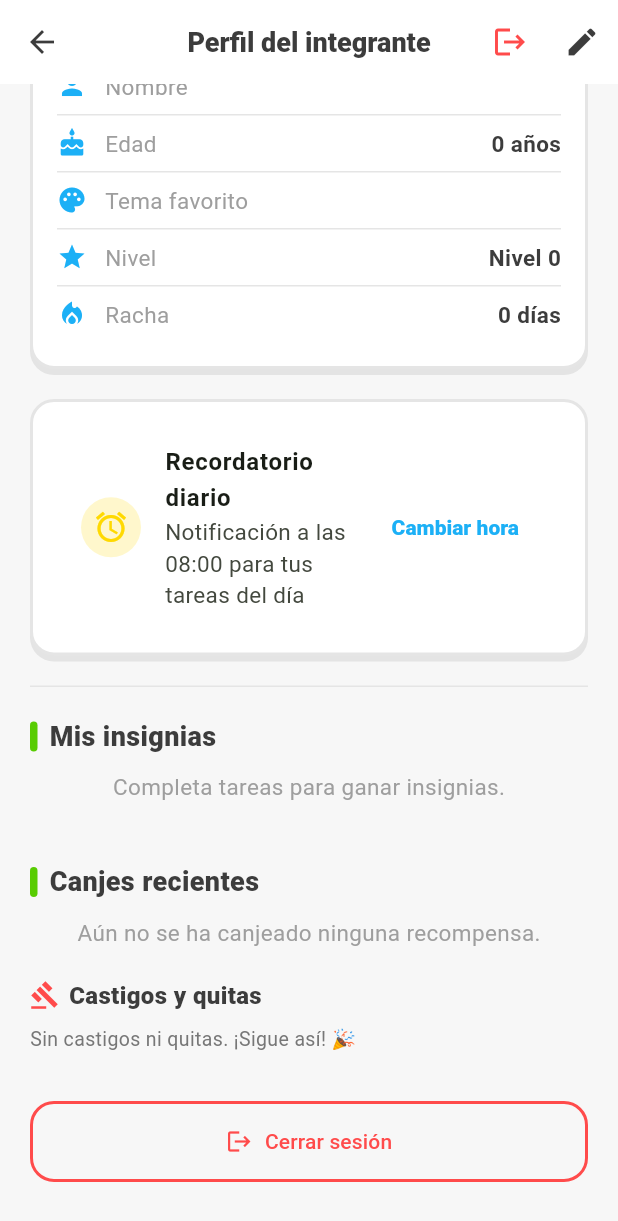
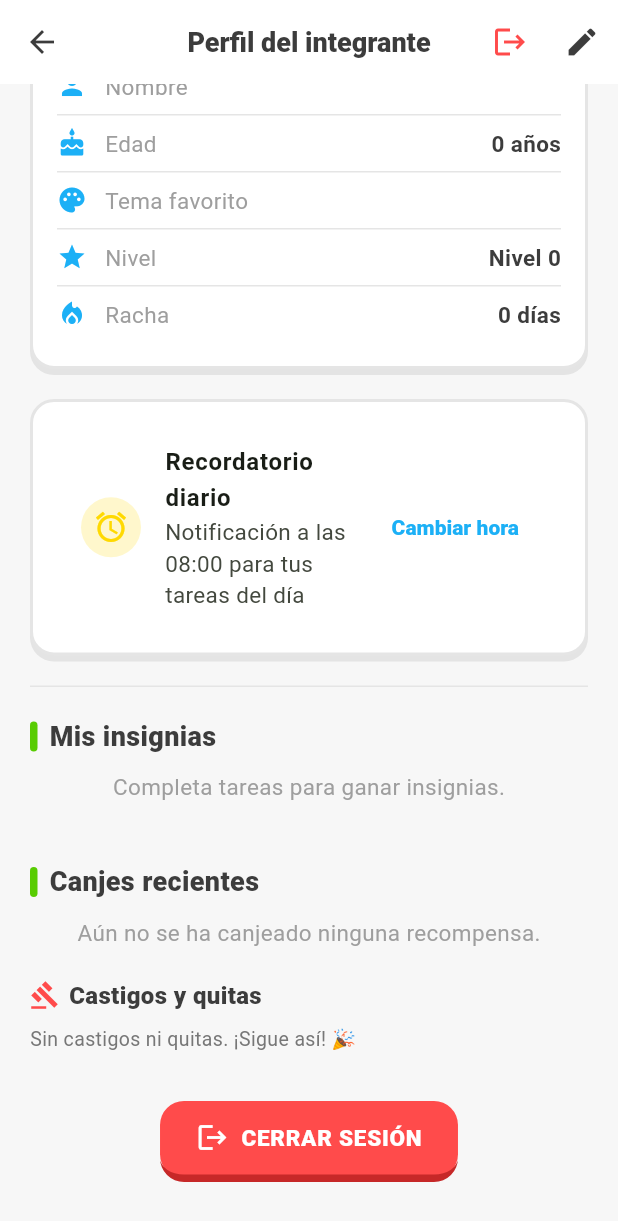
Before and after one commit to Legend-cop/hogarquest, a Flutter app: the ProfileScreen screen opened directly, scrolled down 302 dp, on a phone screen of 412 x 824 dp. Shown: the top 1221 px of the screen. Run offline on Flutter 3.47's test engine with Material 3 defaults, Android fonts, the phone set to English and light mode, and no system bars; our stand-ins replace audioplayers, flutter_local_notifications, image_picker, shared_preferences, timezone; missing offline and left inert: dart:html; accounts and stored records are empty; network calls fail.

Commit message:
Deploy nube: web y APK actualizados + UI (boton Nueva tarea y logout DuoButton)

```diff
--- a/lib/screens/profile_screen.dart
+++ b/lib/screens/profile_screen.dart
@@ -101,23 +101,13 @@ class _ProfileScreenState extends State<ProfileScreen> {
             const SizedBox(height: 20),
             _CastigosSection(userId: user.id!),
             const SizedBox(height: 32),
-            SizedBox(
-              width: double.infinity,
-              child: OutlinedButton.icon(
-                onPressed: () => _cerrarSesion(context),
-                icon: const Icon(Icons.logout, color: AppColors.rojo),
-                label: const Text('Cerrar sesión',
-                    style: TextStyle(color: AppColors.rojo)),
-                style: OutlinedButton.styleFrom(
-                  side: const BorderSide(color: AppColors.rojo, width: 2),
-                  shape: RoundedRectangleBorder(
-                      borderRadius: BorderRadius.circular(16)),
-                  padding: const EdgeInsets.symmetric(
-                      vertical: 16, horizontal: 20),
-                  minimumSize: const Size.fromHeight(54),
-                  alignment: Alignment.center,
-                ),
-              ),
+            DuoButton(
+              label: 'Cerrar sesión',
+              icon: Icons.logout,
+              color: AppColors.rojo,
+              borderColor: const Color(0xFFC62828),
+              fullWidth: false,
+              onPressed: () => _cerrarSesion(context),
             ),
             const SizedBox(height: 16),
           ],
--- a/lib/widgets/duo_widgets.dart
+++ b/lib/widgets/duo_widgets.dart
@@ -12,6 +12,7 @@ class DuoButton extends StatelessWidget {
   final Color borderColor;
   final bool loading;
   final bool expanded;
+  final bool fullWidth;
 
   const DuoButton({
     super.key,
@@ -22,6 +23,7 @@ class DuoButton extends StatelessWidget {
     this.borderColor = AppColors.verdeOscuro,
     this.loading = false,
     this.expanded = true,
+    this.fullWidth = true,
   });
 
   @override
@@ -30,8 +32,11 @@ class DuoButton extends StatelessWidget {
     final bg = enabled ? color : AppColors.linea;
     final bd = enabled ? borderColor : AppColors.grisMedio;
 
+    final mainAxisSize =
+        (fullWidth && expanded) ? MainAxisSize.max : MainAxisSize.min;
+
     final content = Row(
-      mainAxisSize: expanded ? MainAxisSize.max : MainAxisSize.min,
+      mainAxisSize: mainAxisSize,
       mainAxisAlignment: MainAxisAlignment.center,
       children: [
         if (loading)
@@ -61,13 +66,16 @@ class DuoButton extends StatelessWidget {
       ],
     );
 
+    final radius = BorderRadius.circular(16);
+
+    if (fullWidth) {
       return SizedBox(
         height: 54,
         child: Material(
           color: Colors.transparent,
           child: InkWell(
             onTap: enabled ? onPressed : null,
-          borderRadius: BorderRadius.circular(16),
+            borderRadius: radius,
             child: Stack(
               alignment: Alignment.center,
               children: [
@@ -76,7 +84,7 @@ class DuoButton extends StatelessWidget {
                   margin: const EdgeInsets.only(top: 5),
                   decoration: BoxDecoration(
                     color: bd,
-                  borderRadius: BorderRadius.circular(16),
+                    borderRadius: radius,
                   ),
                 ),
                 Container(
@@ -84,11 +92,33 @@ class DuoButton extends StatelessWidget {
                   width: double.infinity,
                   decoration: BoxDecoration(
                     color: bg,
-                  borderRadius: BorderRadius.circular(16),
+                    borderRadius: radius,
                   ),
                   child: content,
                 ),
               ],
+            ),
+          ),
+        ),
+      );
+    }
+
+    return SizedBox(
+      height: 54,
+      child: Material(
+        color: Colors.transparent,
+        child: InkWell(
+          onTap: enabled ? onPressed : null,
+          borderRadius: radius,
+          child: Container(
+            height: 49,
+            padding: const EdgeInsets.symmetric(horizontal: 24),
+            decoration: BoxDecoration(
+              color: bg,
+              borderRadius: radius,
+              border: Border(bottom: BorderSide(color: bd, width: 5)),
+            ),
+            child: content,
           ),
         ),
       ),
```
Also changed, not shown: lib/providers/app_provider.dart (+14 -0 lines), lib/screens/dashboard_screen.dart (+30 -5 lines), lib/screens/rewards_screen.dart (+8 -6 lines), lib/screens/tasks_screen.dart (+16 -10 lines), 4 other files. Lines whose indentation alone changed are shown as unchanged.
